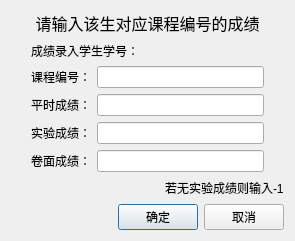
Old version of the form gradeentrydialog.ui in the repository xzjqx/Student-Management.
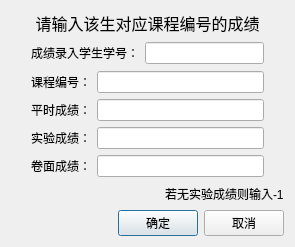
New version of the form.

The edit to the form file:
```diff
--- a/gradeentrydialog.ui
+++ b/gradeentrydialog.ui
@@ -7,7 +7,7 @@
     <x>0</x>
     <y>0</y>
     <width>295</width>
-    <height>241</height>
+    <height>247</height>
    </rect>
   </property>
   <property name="windowTitle">
@@ -52,17 +52,7 @@
               </widget>
              </item>
              <item>
-              <widget class="QLabel" name="showIdLabel">
-               <property name="frameShape">
-                <enum>QFrame::NoFrame</enum>
-               </property>
-               <property name="frameShadow">
-                <enum>QFrame::Raised</enum>
-               </property>
-               <property name="text">
-                <string/>
-               </property>
-              </widget>
+              <widget class="QLineEdit" name="stuIdLineEdit"/>
              </item>
             </layout>
            </item>
```
